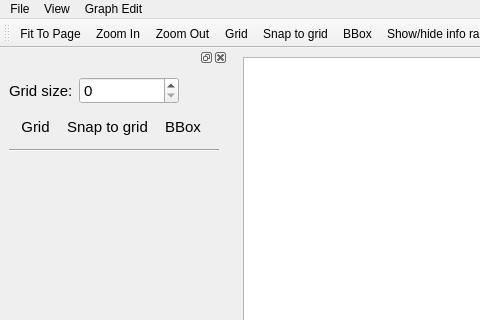
The window that StorageMapDesigner/mainwindow.ui (break11/AutoStorage) describes before a commit, drawn with Qt 5; both pictures show x 0 to 480 and y 0 to 320 of the 1180 by 851 pixel window.
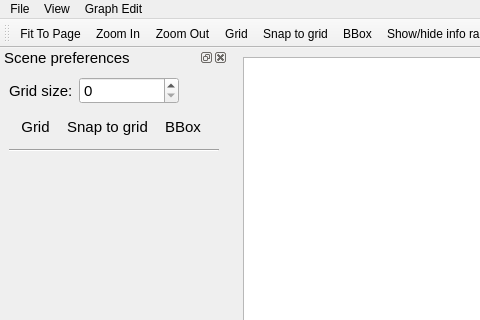
The same window after the commit. Icons and pictures are not drawn.

Commit message: Добавлены имена для панелей интрументов, горячая клавиша на открытие графа.

What changed in the file:
```diff
--- a/StorageMapDesigner/mainwindow.ui
+++ b/StorageMapDesigner/mainwindow.ui
@@ -210,6 +210,9 @@
      <pointsize>11</pointsize>
     </font>
    </property>
+   <property name="windowTitle">
+    <string>Scene preferences</string>
+   </property>
    <attribute name="dockWidgetArea">
     <number>1</number>
    </attribute>
```
Left out of the diff: 9 changed lines with no effect on the pictures.
